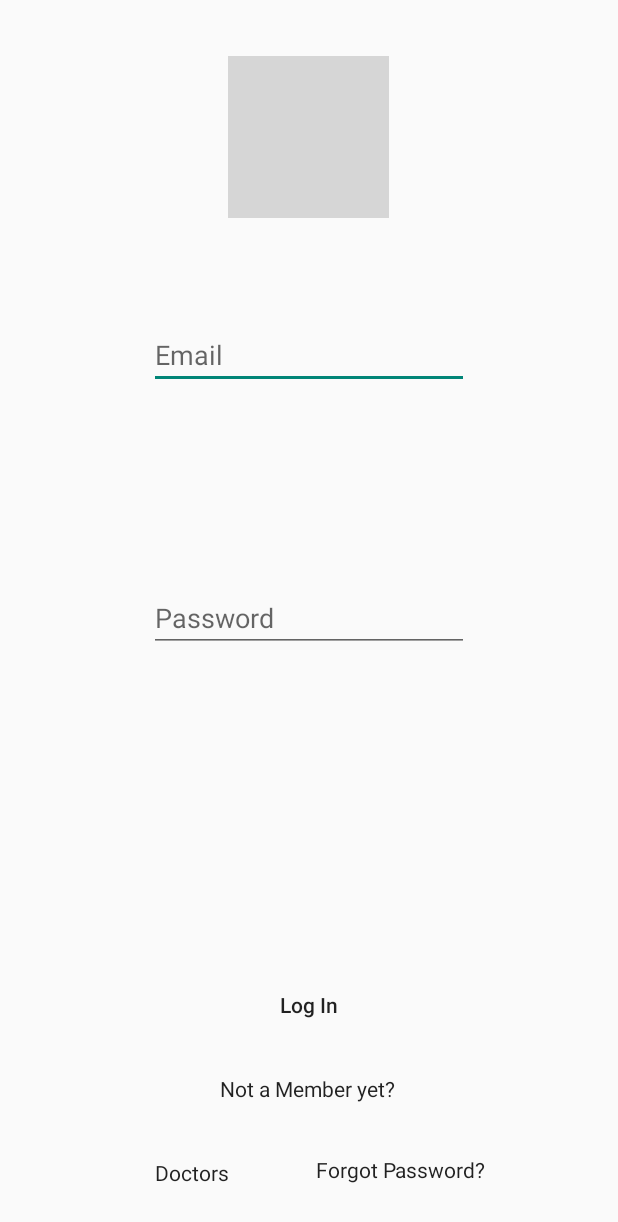
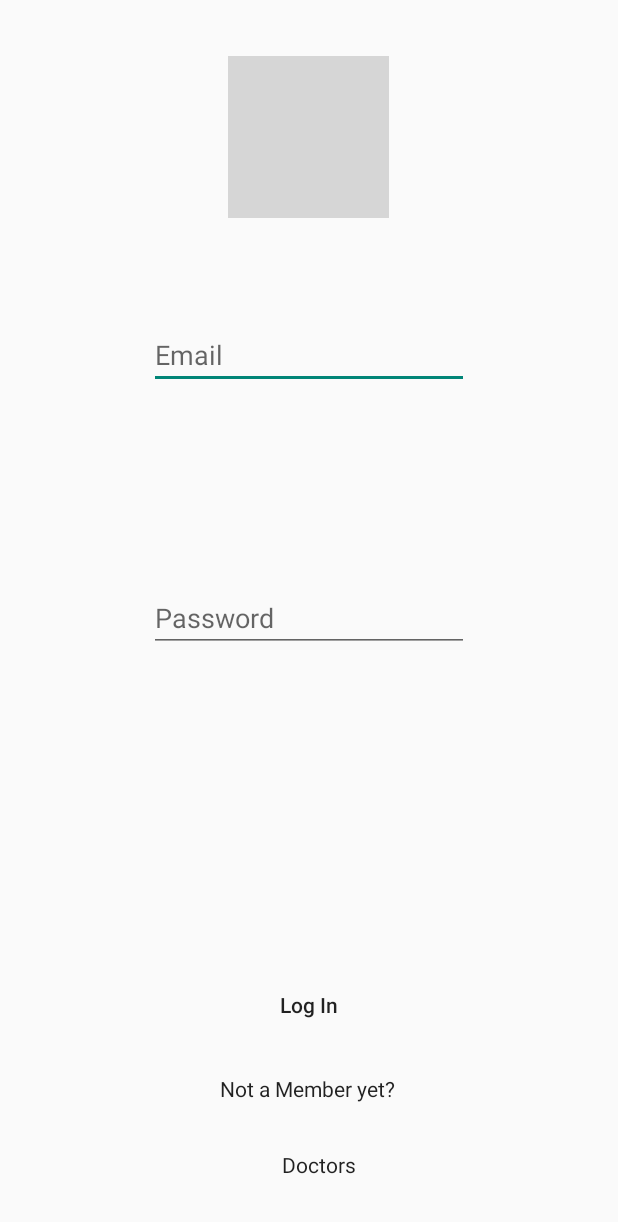
Before and after one commit to diegoportela99/PD-App, an Android app: the screen it shows after launch (LoginActivity), on a phone screen of 412 x 824 dp. Shown: the top 1222 px of the screen. Run offline under Robolectric (Android 15) with nearby library versions, the phone set to English and light mode, and no system bars; our stand-ins replace ButterKnife, Firebase (no records; nobody signed in at launch, a user with empty details on screens opened directly); grey boxes are pictures that could not be loaded.

Commit message:
Revert to 59a548f2ad96cf25ed36ec06ac21b980ab4369cf

```diff
--- a/app/src/main/java/me/regstudio/pd_app/Activities/LoginActivity.java
+++ b/app/src/main/java/me/regstudio/pd_app/Activities/LoginActivity.java
@@ -64,10 +64,6 @@ public class LoginActivity extends AppCompatActivity {
     ImageView imageView;
     @BindView(R.id.doctor_login)
     Button doctorLogin;
-    @BindView(R.id.login_btn)
-    Button loginBtn;
-    @BindView(R.id.forgotPassword)
-    Button forgotPassword;
 
     private FirebaseAuth mAuth;
     private FirebaseUser user;
@@ -175,9 +171,4 @@ public class LoginActivity extends AppCompatActivity {
         startActivity(intent2);
     }
 
-    @OnClick(R.id.forgotPassword)
-    public void forgotPassword() {
-        Intent intent3 = new Intent(this, RegisterUser.class);
-        startActivity(intent3);
-    }
 }
--- a/app/src/main/java/me/regstudio/pd_app/Fragments/DataPacketFragment.java
+++ b/app/src/main/java/me/regstudio/pd_app/Fragments/DataPacketFragment.java
@@ -127,26 +127,22 @@ public class DataPacketFragment extends Fragment {
                             break;
 
                         case "Slesha":
-                            sendEmail_ = "sleshamishra4@gmail.com";
+                            sendEmail_ = "diegofportela1@gmail.com";
                             break;
 
                         case "Nathan":
-                            sendEmail_="nath.luu1@gmail.com";
 
                             break;
 
                         case "Tanmay":
-                            sendEmail_ ="tanmay.munigala@gmail.com";
 
                             break;
 
                         case "Zain":
-                            sendEmail_="zainsalimuddin@gmail.com";
 
                             break;
 
                         case "Mohammed":
-                            sendEmail_="e7ee777@gmail.com";
 
                             break;
                     }
--- a/app/src/main/res/layout/activity_login.xml
+++ b/app/src/main/res/layout/activity_login.xml
@@ -4,7 +4,8 @@
     android:layout_width="match_parent"
     android:layout_height="match_parent"
     xmlns:app="http://schemas.android.com/apk/res-auto"
-    tools:context="yourteamnumber.seshealthpatient.Activities.LoginActivity">
+    tools:context="yourteamnumber.seshealthpatient.Activities.LoginActivity"
+    >
 
 
     <Button
@@ -69,24 +70,11 @@
         android:layout_height="wrap_content"
         android:layout_alignEnd="@+id/imageView"
         android:layout_alignParentBottom="true"
-        android:layout_marginEnd="88dp"
-        android:layout_marginBottom="18dp"
+        android:layout_marginEnd="3dp"
+        android:layout_marginBottom="23dp"
         android:backgroundTintMode="multiply"
         android:text="Doctors"
         android:textAppearance="@style/TextAppearance.AppCompat.Body1" />
 
-    <Button
-        android:id="@+id/forgotPassword"
-        style="@style/Widget.AppCompat.Button.Borderless"
-        android:layout_width="wrap_content"
-        android:layout_height="wrap_content"
-        android:layout_alignEnd="@+id/imageView"
-        android:layout_alignParentBottom="true"
-        android:layout_marginEnd="-76dp"
-        android:layout_marginBottom="20dp"
-        android:backgroundTintMode="multiply"
-        android:text="Forgot Password?"
-        android:textAppearance="@style/TextAppearance.AppCompat.Body1" />
-
 
 </RelativeLayout>
--- a/app/src/main/res/layout/activity_my_details.xml
+++ b/app/src/main/res/layout/activity_my_details.xml
@@ -32,7 +32,6 @@
         android:text="First Name"
         app:layout_constraintBottom_toTopOf="@+id/last_name"
         app:layout_constraintEnd_toEndOf="parent"
-        app:layout_constraintHorizontal_bias="0.0"
         app:layout_constraintStart_toStartOf="parent"
         app:layout_constraintTop_toTopOf="parent" />
 
```
Also changed, not shown: app/build.gradle (+17 -4 lines), app/src/main/java/me/regstudio/pd_app/DataStructures/PatientFile.java (deleted, +0 -58 lines), app/src/main/java/me/regstudio/pd_app/Fragments/PatientInformationFragment.java (+4 -97 lines), app/src/main/res/layout/activity_register_user.xml (+5 -6 lines), 7 other files.
